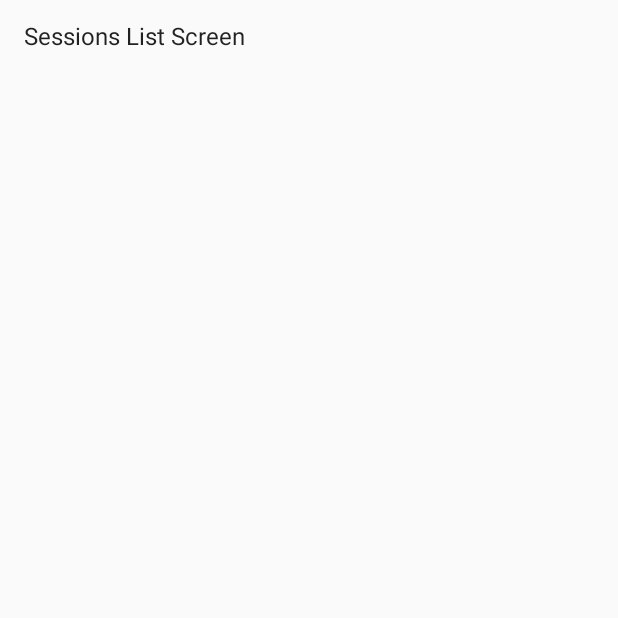
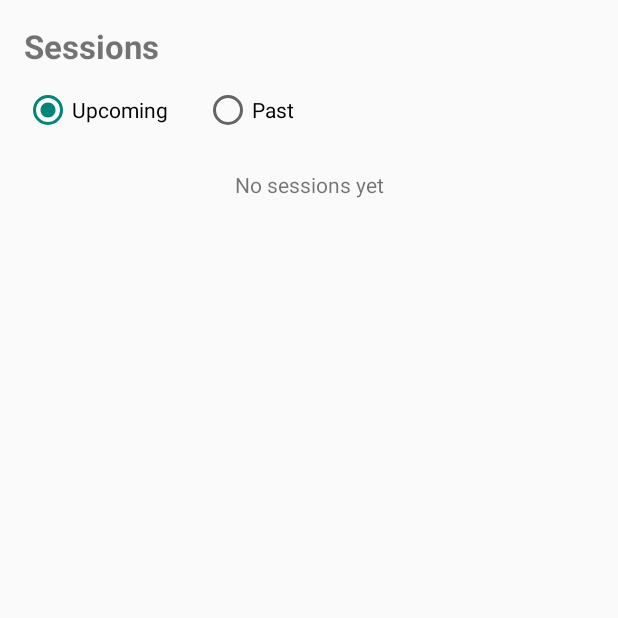
Before and after one commit to JustTheTech-debug/PeerTutoringSystem, an Android app built with Jetpack Compose: the fragment SessionsListFragment shown on its own in the app's theme, on a phone screen of 412 x 824 dp, the top half of it. Run offline under Robolectric (Android 15) with nearby library versions, the phone set to English and light mode, and no system bars; our stand-ins replace Room's generated code.

Commit message:
Build Sessions List screen

```diff
--- a/app/src/main/java/com/example/peertutoringsystem/ui/sessions/SessionsListFragment.kt
+++ b/app/src/main/java/com/example/peertutoringsystem/ui/sessions/SessionsListFragment.kt
@@ -1,19 +1,122 @@
 package com.example.peertutoringsystem.ui.sessions
 
+import android.app.AlertDialog
+import android.app.DatePickerDialog
+import android.app.TimePickerDialog
 import android.os.Bundle
 import android.view.LayoutInflater
 import android.view.View
 import android.view.ViewGroup
+import android.widget.EditText
+import android.widget.RadioGroup
 import android.widget.TextView
+import android.widget.Toast
 import androidx.fragment.app.Fragment
+import androidx.fragment.app.viewModels
+import androidx.lifecycle.LiveData
+import androidx.lifecycle.Observer
+import androidx.recyclerview.widget.LinearLayoutManager
+import androidx.recyclerview.widget.RecyclerView
+import com.example.peertutoringsystem.R
+import com.example.peertutoringsystem.data.model.Session
+import com.example.peertutoringsystem.ui.viewmodel.SessionViewModel
+import java.util.Calendar
 
 class SessionsListFragment : Fragment() {
+
+    private val viewModel: SessionViewModel by viewModels()
+
+    private lateinit var adapter: SessionAdapter
+    private lateinit var tvEmpty: TextView
+
+    // The list currently on screen (Upcoming or Past)
+    private var currentSource: LiveData<List<Session>>? = null
+
+    private val listObserver = Observer<List<Session>> { sessions ->
+        adapter.submitList(sessions)
+        tvEmpty.visibility = if (sessions.isEmpty()) View.VISIBLE else View.GONE
+    }
+
     override fun onCreateView(
         inflater: LayoutInflater, container: ViewGroup?,
         savedInstanceState: Bundle?
-    ): View? {
-        return inflater.inflate(android.R.layout.simple_list_item_1, container, false).apply {
-            findViewById<TextView>(android.R.id.text1).text = "Sessions List Screen"
+    ): View? = inflater.inflate(R.layout.fragment_sessions_list, container, false)
+
+    override fun onViewCreated(view: View, savedInstanceState: Bundle?) {
+        super.onViewCreated(view, savedInstanceState)
+
+        tvEmpty = view.findViewById(R.id.tvEmpty)
+        val rvSessions = view.findViewById<RecyclerView>(R.id.rvSessions)
+        val rgTabs = view.findViewById<RadioGroup>(R.id.rgTabs)
+
+        adapter = SessionAdapter(
+            onCancel = { session -> confirmCancel(session) },
+            onReschedule = { session -> startReschedule(session) },
+            onComplete = { session -> viewModel.markCompleted(session) }
+        )
+        rvSessions.layoutManager = LinearLayoutManager(requireContext())
+        rvSessions.adapter = adapter
+
+        rgTabs.setOnCheckedChangeListener { _, checkedId ->
+            showTab(upcoming = checkedId == R.id.rbUpcoming)
         }
+
+        showTab(upcoming = true)
+    }
+
+    // Switch between the Upcoming and Past lists
+    private fun showTab(upcoming: Boolean) {
+        currentSource?.removeObserver(listObserver)
+        val now = System.currentTimeMillis()
+        val source = if (upcoming) viewModel.upcoming(now) else viewModel.past(now)
+        currentSource = source
+        source.observe(viewLifecycleOwner, listObserver)
+    }
+
+    private fun confirmCancel(session: Session) {
+        AlertDialog.Builder(requireContext())
+            .setTitle("Cancel session?")
+            .setMessage("This session will be marked as cancelled.")
+            .setPositiveButton("Yes") { _, _ -> viewModel.cancelSession(session.sessionId) }
+            .setNegativeButton("No", null)
+            .show()
+    }
+
+    // Reschedule: pick a new date, then a new time, then confirm the link or location
+    private fun startReschedule(session: Session) {
+        val cal = Calendar.getInstance().apply { timeInMillis = session.dateTime }
+
+        DatePickerDialog(requireContext(), { _, year, month, day ->
+            cal.set(year, month, day)
+
+            TimePickerDialog(requireContext(), { _, hour, minute ->
+                cal.set(Calendar.HOUR_OF_DAY, hour)
+                cal.set(Calendar.MINUTE, minute)
+                cal.set(Calendar.SECOND, 0)
+                cal.set(Calendar.MILLISECOND, 0)
+                askLocation(session, cal.timeInMillis)
+            }, cal.get(Calendar.HOUR_OF_DAY), cal.get(Calendar.MINUTE), true).show()
+
+        }, cal.get(Calendar.YEAR), cal.get(Calendar.MONTH), cal.get(Calendar.DAY_OF_MONTH))
+            .show()
+    }
+
+    private fun askLocation(session: Session, newDateTime: Long) {
+        val input = EditText(requireContext())
+        input.setText(session.locationOrLink)
+
+        AlertDialog.Builder(requireContext())
+            .setTitle("Link or location")
+            .setView(input)
+            .setPositiveButton("Save") { _, _ ->
+                val error = viewModel.rescheduleSession(
+                    session.sessionId, newDateTime, input.text.toString()
+                )
+                if (error != null) {
+                    Toast.makeText(requireContext(), error, Toast.LENGTH_LONG).show()
+                }
+            }
+            .setNegativeButton("Back", null)
+            .show()
     }
 }
--- /dev/null
+++ b/app/src/main/res/layout/fragment_sessions_list.xml
@@ -0,0 +1,51 @@
+<?xml version="1.0" encoding="utf-8"?>
+<LinearLayout xmlns:android="http://schemas.android.com/apk/res/android"
+    android:layout_width="match_parent"
+    android:layout_height="match_parent"
+    android:orientation="vertical"
+    android:padding="16dp">
+
+    <TextView
+        android:layout_width="wrap_content"
+        android:layout_height="wrap_content"
+        android:text="Sessions"
+        android:textSize="22sp"
+        android:textStyle="bold" />
+
+    <RadioGroup
+        android:id="@+id/rgTabs"
+        android:layout_width="match_parent"
+        android:layout_height="wrap_content"
+        android:layout_marginTop="12dp"
+        android:orientation="horizontal">
+
+        <RadioButton
+            android:id="@+id/rbUpcoming"
+            android:layout_width="wrap_content"
+            android:layout_height="wrap_content"
+            android:checked="true"
+            android:text="Upcoming" />
+
+        <RadioButton
+            android:id="@+id/rbPast"
+            android:layout_width="wrap_content"
+            android:layout_height="wrap_content"
+            android:layout_marginStart="24dp"
+            android:text="Past" />
+    </RadioGroup>
+
+    <TextView
+        android:id="@+id/tvEmpty"
+        android:layout_width="match_parent"
+        android:layout_height="wrap_content"
+        android:layout_marginTop="24dp"
+        android:gravity="center"
+        android:text="No sessions yet"
+        android:visibility="gone" />
+
+    <androidx.recyclerview.widget.RecyclerView
+        android:id="@+id/rvSessions"
+        android:layout_width="match_parent"
+        android:layout_height="match_parent"
+        android:layout_marginTop="8dp" />
+</LinearLayout>
```
Also changed, not shown: app/src/main/java/com/example/peertutoringsystem/ui/sessions/SessionAdapter.kt (added, +68 -0 lines), app/src/main/res/layout/item_session.xml (added, +60 -0 lines).
